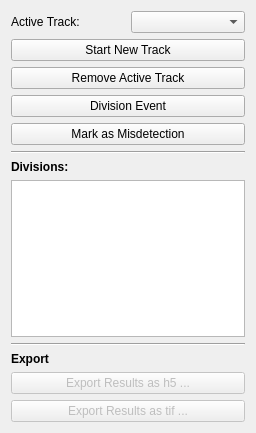
ilastik/ilastik, file ilastik/applets/tracking/manual/drawer.ui: the form before one commit.
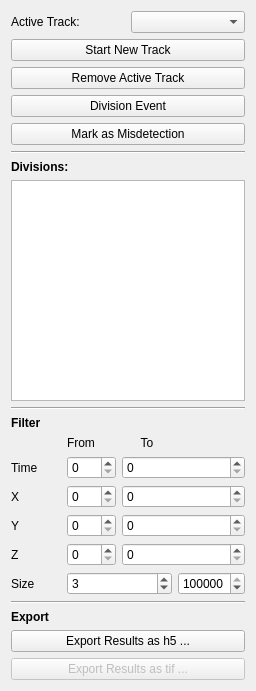
The form after the commit.

Diff of the .ui file:
```diff
--- a/ilastik/applets/tracking/manual/drawer.ui
+++ b/ilastik/applets/tracking/manual/drawer.ui
@@ -7,7 +7,7 @@
     <x>0</x>
     <y>0</y>
     <width>256</width>
-    <height>433</height>
+    <height>691</height>
    </rect>
   </property>
   <property name="sizePolicy">
@@ -133,6 +133,130 @@
      </property>
     </widget>
    </item>
+   <item>
+    <layout class="QVBoxLayout" name="verticalLayout_3">
+     <item>
+      <widget class="QLabel" name="label_12">
+       <property name="font">
+        <font>
+         <weight>75</weight>
+         <bold>true</bold>
+        </font>
+       </property>
+       <property name="text">
+        <string>Filter</string>
+       </property>
+      </widget>
+     </item>
+     <item>
+      <layout class="QGridLayout" name="gridLayout_3">
+       <item row="3" column="1">
+        <widget class="QSpinBox" name="from_y"/>
+       </item>
+       <item row="1" column="1">
+        <widget class="QSpinBox" name="from_time"/>
+       </item>
+       <item row="2" column="1">
+        <widget class="QSpinBox" name="from_x"/>
+       </item>
+       <item row="3" column="0">
+        <widget class="QLabel" name="label_17">
+         <property name="text">
+          <string>Y</string>
+         </property>
+        </widget>
+       </item>
+       <item row="1" column="0">
+        <widget class="QLabel" name="label_15">
+         <property name="text">
+          <string>Time</string>
+         </property>
+        </widget>
+       </item>
+       <item row="2" column="2" colspan="2">
+        <widget class="QSpinBox" name="to_x"/>
+       </item>
+       <item row="0" column="1">
+        <widget class="QLabel" name="label_13">
+         <property name="text">
+          <string>From</string>
+         </property>
+        </widget>
+       </item>
+       <item row="5" column="1" colspan="2">
+        <widget class="QSpinBox" name="from_size">
+         <property name="maximum">
+          <number>100000</number>
+         </property>
+         <property name="value">
+          <number>3</number>
+         </property>
+        </widget>
+       </item>
+       <item row="3" column="2" colspan="2">
+        <widget class="QSpinBox" name="to_y"/>
+       </item>
+       <item row="5" column="3">
+        <widget class="QSpinBox" name="to_size">
+         <property name="maximum">
+          <number>100000</number>
+         </property>
+         <property name="value">
+          <number>100000</number>
+         </property>
+        </widget>
+       </item>
+       <item row="5" column="0">
+        <widget class="QLabel" name="label_19">
+         <property name="text">
+          <string>Size</string>
+         </property>
+        </widget>
+       </item>
+       <item row="4" column="2" colspan="2">
+        <widget class="QSpinBox" name="to_z"/>
+       </item>
+       <item row="4" column="1">
+        <widget class="QSpinBox" name="from_z"/>
+       </item>
+       <item row="2" column="0">
+        <widget class="QLabel" name="label_16">
+         <property name="text">
+          <string>X</string>
+         </property>
+        </widget>
+       </item>
+       <item row="4" column="0">
+        <widget class="QLabel" name="label_18">
+         <property name="text">
+          <string>Z</string>
+         </property>
+        </widget>
+       </item>
+       <item row="1" column="2" colspan="2">
+        <widget class="QSpinBox" name="to_time"/>
+       </item>
+       <item row="0" column="2">
+        <widget class="QLabel" name="label_14">
+         <property name="text">
+          <string>To</string>
+         </property>
+         <property name="alignment">
+          <set>Qt::AlignCenter</set>
+         </property>
+        </widget>
+       </item>
+      </layout>
+     </item>
+    </layout>
+   </item>
+   <item>
+    <widget class="Line" name="line_2">
+     <property name="orientation">
+      <enum>Qt::Horizontal</enum>
+     </property>
+    </widget>
+   </item>
    <item>
     <layout class="QVBoxLayout" name="verticalLayout_7">
      <item>
@@ -151,7 +275,7 @@
      <item>
       <widget class="QPushButton" name="exportButton">
        <property name="enabled">
-        <bool>false</bool>
+        <bool>true</bool>
        </property>
        <property name="text">
         <string>Export Results as h5 ...</string>
```
